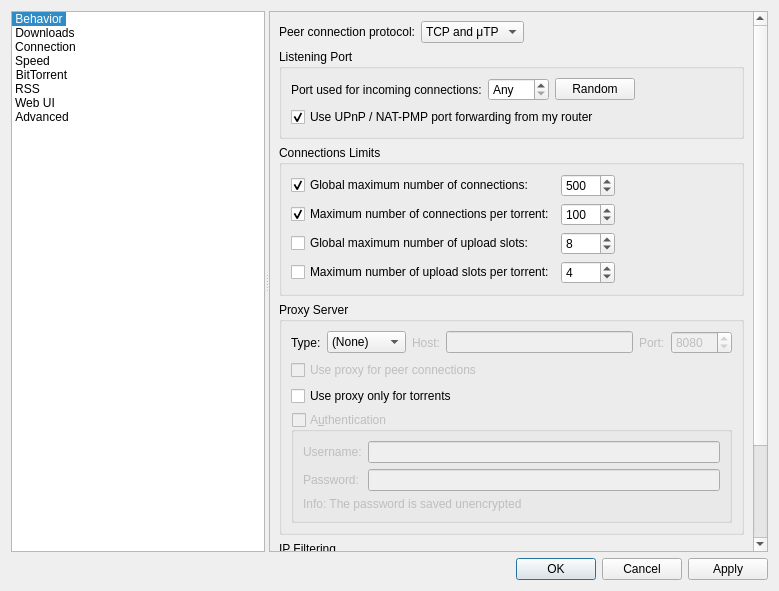
Above: src/gui/optionsdialog.ui from SysAdminDoc/qBittorrent-Vanced before the change. Below: the same form after it.
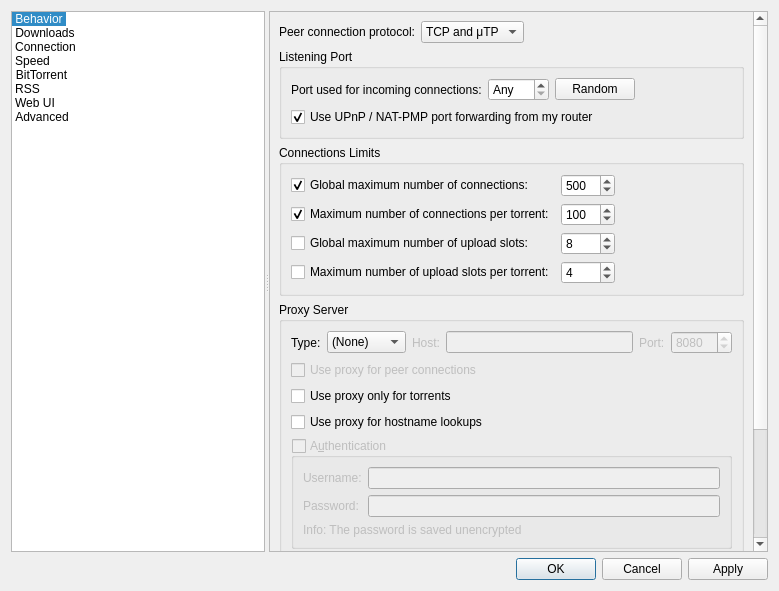
That is the form after the change. The open tabs and pages were chosen to show the change. Custom widgets are drawn as their Qt base class.

Commit message:
Add a "Use proxy for hostname lookup" option
Add a UI option for "Use proxy for hostname lookup" option and plumb
it into libtorrent's settings_pack.proxy_hostnames option.  This is
available for SOCKS5 and HTTP proxies, and defaults to true, which
is the previous functionality.  Hostname lookups can be forced to be
local by unchecking this option, which can aid compatibility with
certain non-compliant proxy servers.

Closes #17902.
PR #17904.

```diff
--- a/src/gui/optionsdialog.ui
+++ b/src/gui/optionsdialog.ui
@@ -1856,6 +1856,19 @@
                  </property>
                 </widget>
                </item>
+               <item>
+                <widget class="QCheckBox" name="checkProxyHostnameLookup">
+                 <property name="enabled">
+                  <bool>true</bool>
+                 </property>
+                 <property name="toolTip">
+                  <string>If checked, hostname lookups are done via the proxy.</string>
+                 </property>
+                 <property name="text">
+                  <string>Use proxy for hostname lookups</string>
+                 </property>
+                </widget>
+               </item>
                <item>
                 <widget class="QGroupBox" name="checkProxyAuth">
                  <property name="enabled">
```
Left out of the diff: 1 changed line with no effect on the pictures. The commit also changes 7 other files.
